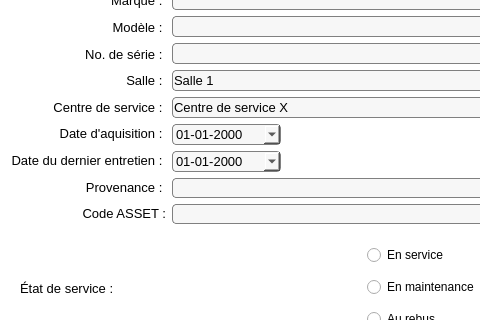
This is Interface/FenetresEnUI/ModificationEquipement.ui in ProjetPC2/SIMM2.0-DEV as Qt 5 draws it before an edit; both pictures show x 0 to 480 and y 108 to 428 of the 1440 by 810 pixel window. The edited form follows.
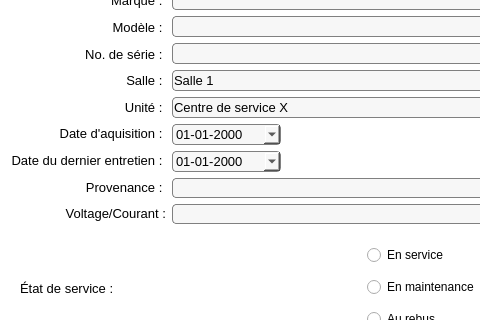
This is the edited form. Icons and pictures are not drawn.

Commit message:
Centre de service/Code ASSET/Hopital St-Michel
J'ai modifié Centre de Service pour Unité, Code ASSET pour Voltage/Courant et Hopital Saint-Michel pour Hopital Universitaire Justinien dans toutes les fenêtres .ui. Je vais re-commit quand je les aurais transformer en .py

```diff
--- a/Interface/FenetresEnUI/ModificationEquipement.ui
+++ b/Interface/FenetresEnUI/ModificationEquipement.ui
@@ -265,7 +265,7 @@
         <string notr="true">background: white;</string>
        </property>
        <property name="text">
-        <string>Centre de service : </string>
+        <string>Unité : </string>
        </property>
        <property name="alignment">
         <set>Qt::AlignRight|Qt::AlignTrailing|Qt::AlignVCenter</set>
@@ -334,7 +334,7 @@
         </font>
        </property>
        <property name="text">
-        <string>Code ASSET :</string>
+        <string>Voltage/Courant :</string>
        </property>
        <property name="alignment">
         <set>Qt::AlignRight|Qt::AlignTrailing|Qt::AlignVCenter</set>
```
The commit also changes 16 other files.
